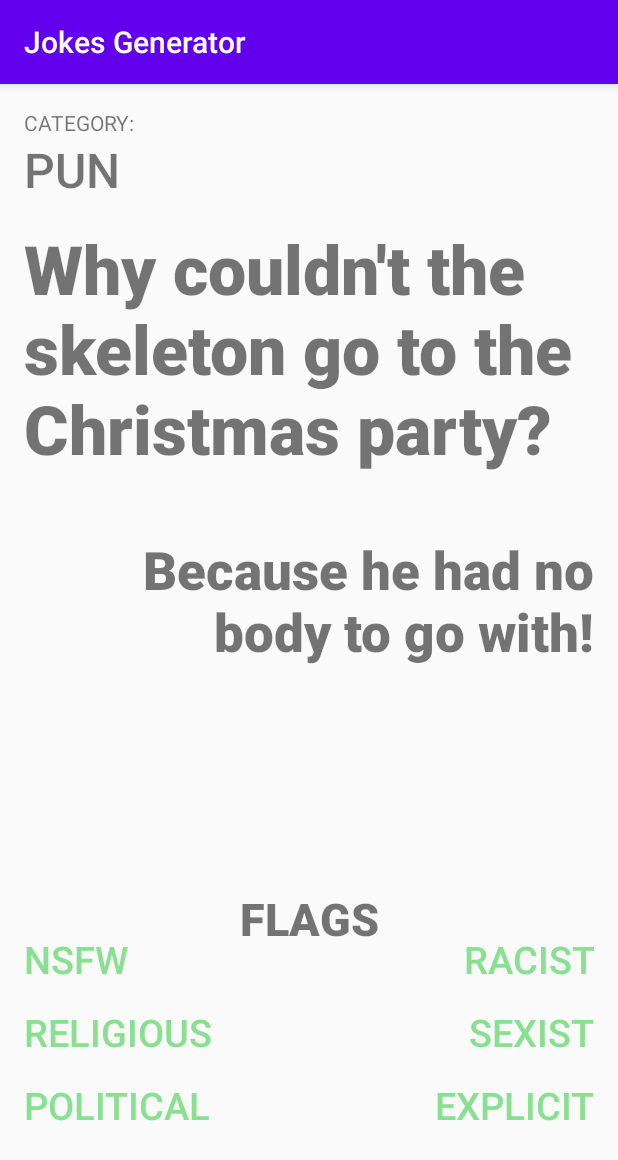
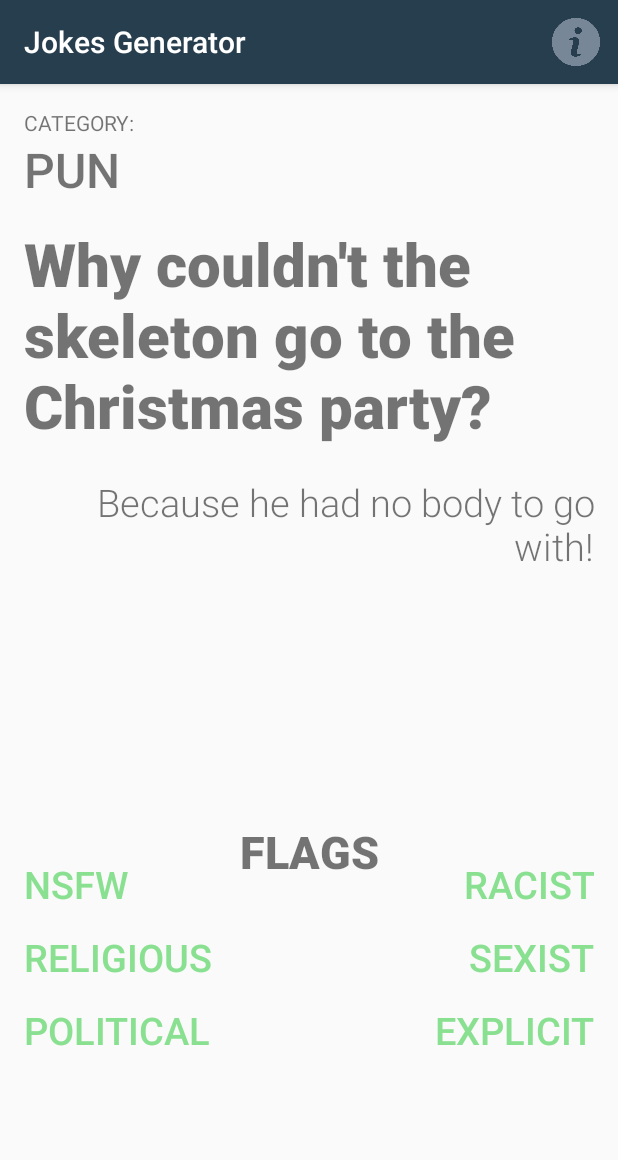
Before and after one commit to parth-commits/jokes-generator, an Android app: the screen it shows after launch (MainActivity), on a phone screen of 412 x 824 dp. Shown: the top 1160 px of the screen. Run offline under Robolectric (Android 15) with nearby library versions, the light colour scheme and no system bars.

Commit message:
main page edits, added i button uptop

```diff
--- a/app/src/main/AndroidManifest.xml
+++ b/app/src/main/AndroidManifest.xml
@@ -19,6 +19,7 @@
                 <category android:name="android.intent.category.LAUNCHER" />
             </intent-filter>
         </activity>
+        <activity android:name=".about"/>
     </application>
 
 </manifest>
--- a/app/src/main/java/com/example/android/jokesgenerator/MainActivity.java
+++ b/app/src/main/java/com/example/android/jokesgenerator/MainActivity.java
@@ -2,7 +2,10 @@ package com.example.android.jokesgenerator;
 
 import androidx.appcompat.app.AppCompatActivity;
 
+import android.content.Intent;
 import android.os.Bundle;
+import android.view.Menu;
+import android.view.MenuItem;
 
 public class MainActivity extends AppCompatActivity {
 
@@ -11,4 +14,31 @@ public class MainActivity extends AppCompatActivity {
         super.onCreate(savedInstanceState);
         setContentView(R.layout.activity_main);
     }
+
+
+    @Override
+    public boolean onOptionsItemSelected(MenuItem item) {
+        switch (item.getItemId()) {
+            case R.id.action_favorite:
+                // User chose the "Settings" item, show the app settings UI...
+                Intent countryIntent = new Intent(MainActivity.this, about.class);
+                // Send the intent to launch a new activity
+                startActivity(countryIntent);
+                return true;
+
+            default:
+                // If we got here, the user's action was not recognized.
+                // Invoke the superclass to handle it.
+                return super.onOptionsItemSelected(item);
+
+        }
+    }
+
+    @Override
+    public boolean onCreateOptionsMenu(Menu menu) {
+        // R.menu.mymenu is a reference to an xml file named mymenu.xml which should be inside your res/menu directory.
+        // If you don't have res/menu, just create a directory named "menu" inside res
+        getMenuInflater().inflate(R.menu.creditbutton, menu);
+        return super.onCreateOptionsMenu(menu);
+    }
 }
--- a/app/src/main/res/layout/activity_main.xml
+++ b/app/src/main/res/layout/activity_main.xml
@@ -40,7 +40,8 @@
                 android:id="@+id/setup"
                 android:layout_width="wrap_content"
                 android:layout_height="wrap_content"
-                android:textSize="45dp"
+                android:layout_marginRight="20dp"
+                android:textSize="40dp"
                 android:textAlignment="viewStart"
                 android:fontFamily="sans-serif-black"
                 android:paddingTop="14dp"
@@ -52,17 +53,17 @@
                 android:layout_width="wrap_content"
                 android:layout_height="wrap_content"
                 android:text="Because he had no body to go with!"
-                android:textSize="35dp"
+                android:textSize="25dp"
                 android:textAlignment="viewEnd"
-                android:fontFamily="sans-serif-black"
-                android:paddingTop="40dp"
+                android:fontFamily="sans-serif-light"
+                android:paddingTop="20dp"
                 android:gravity="end" />
 
         </LinearLayout>
         <TextView
             android:layout_width="match_parent"
             android:layout_height="wrap_content"
-            android:paddingTop="520dp"
+            android:paddingTop="475dp"
             android:textAlignment="center"
             android:fontFamily="sans-serif-black"
             android:textSize="30sp"
@@ -74,7 +75,7 @@
             android:layout_width="wrap_content"
             android:layout_height="wrap_content"
             android:layout_alignParentBottom="true"
-            android:layout_marginTop="550dp"
+            android:layout_marginTop="500dp"
             android:orientation="vertical">
 
             <TextView
@@ -119,7 +120,7 @@
             android:layout_height="wrap_content"
             android:layout_alignParentBottom="true"
             android:layout_alignParentRight="true"
-            android:layout_marginTop="550dp"
+            android:layout_marginTop="500dp"
             android:orientation="vertical">
 
             <TextView
--- /dev/null
+++ b/app/src/main/res/menu/creditbutton.xml
@@ -0,0 +1,10 @@
+<?xml version="1.0" encoding="utf-8"?>
+<menu xmlns:android="http://schemas.android.com/apk/res/android"
+    xmlns:app="http://schemas.android.com/apk/res-auto">
+
+    <item
+        android:id="@+id/action_favorite"
+        android:icon="@drawable/info"
+        app:showAsAction="ifRoom"
+        android:title="TODO" />
+</menu>
--- a/app/src/main/res/values/styles.xml
+++ b/app/src/main/res/values/styles.xml
@@ -1,9 +1,9 @@
 <resources>
     <!-- Base application theme. -->
-    <style name="AppTheme" parent="Theme.AppCompat.Light.DarkActionBar">
+    <style name="AppTheme" parent="Theme.AppCompat.DayNight.DarkActionBar">
         <!-- Customize your theme here. -->
-        <item name="colorPrimary">@color/colorPrimary</item>
-        <item name="colorPrimaryDark">@color/colorPrimaryDark</item>
+        <item name="colorPrimary">@color/bar_blue</item>
+        <item name="colorPrimaryDark">@color/bar_blue</item>
         <item name="colorAccent">@color/colorAccent</item>
     </style>
 
```
Also changed, not shown: app/src/main/java/com/example/android/jokesgenerator/about.java (added, +45 -0 lines), app/src/main/res/layout/about.xml (added, +72 -0 lines), app/src/main/res/values/strings.xml (+18 -0 lines), app/src/main/res/drawable-v24/info.png (added), app/src/main/res/drawable-v24/loadingtwo.png (added).
